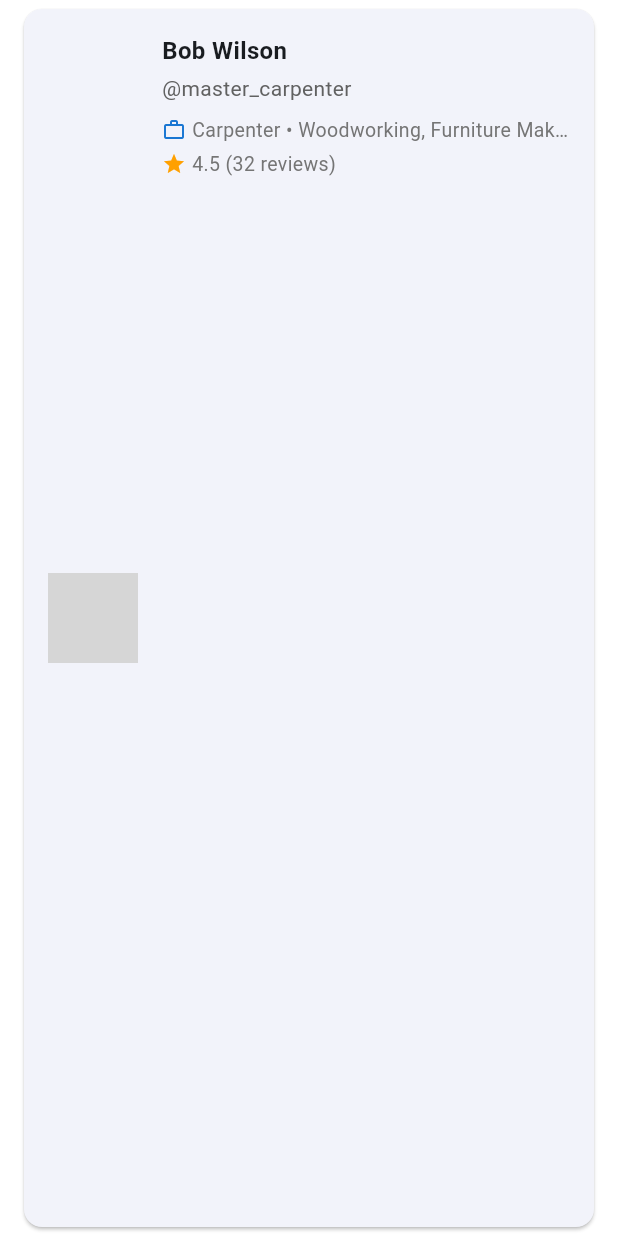
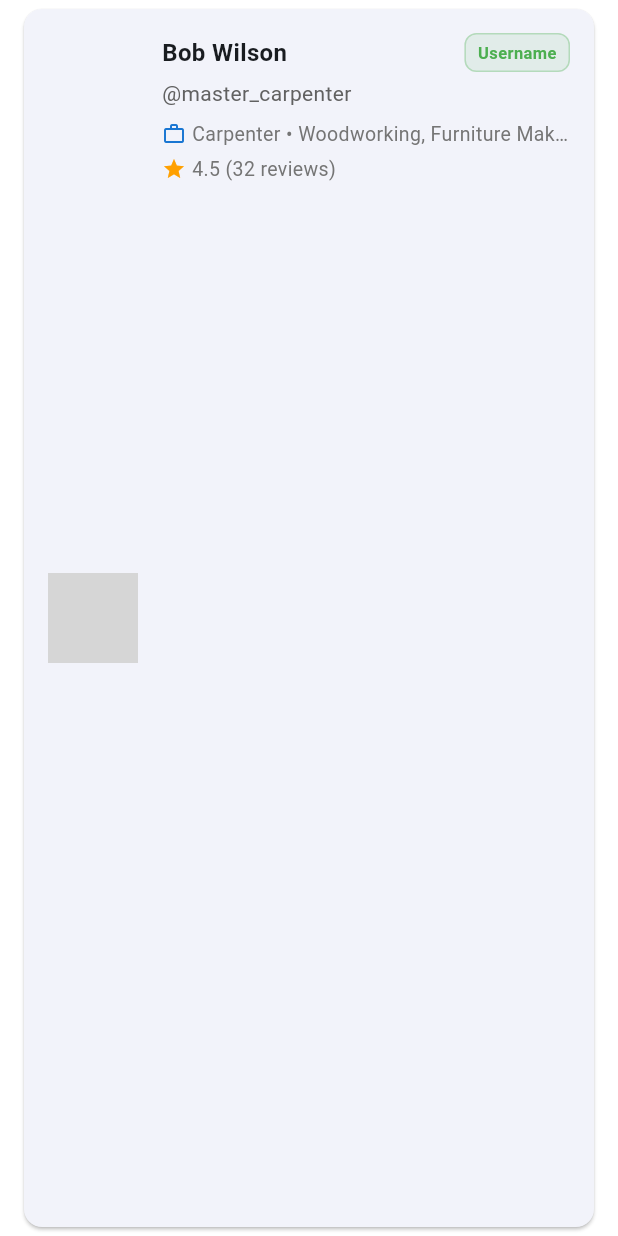
Before and after one commit to iamTadaeltadi/flutter-search, a Flutter app: the UserResultCard widget shown alone on an empty page, opened directly with empty values, on a phone screen of 412 x 824 dp. Run offline on Flutter 3.47's test engine with Material 3 defaults, Android fonts, the light colour scheme and no system bars; our stand-ins replace flutter_riverpod, lottie, shimmer; network calls fail; grey boxes are pictures that could not be loaded.

Commit message:
add bagde on mactch type

```diff
--- a/lib/widgets/user_result_card.dart
+++ b/lib/widgets/user_result_card.dart
@@ -41,13 +41,20 @@ class UserResultCard extends StatelessWidget {
                 child: Column(
                   crossAxisAlignment: CrossAxisAlignment.start,
                   children: [
-
-                    Text(
-                      user.name,
-                      style: const TextStyle(
-                        fontSize: 16,
-                        fontWeight: FontWeight.bold,
-                      ),
+                    Row(
+                      mainAxisAlignment: MainAxisAlignment.spaceBetween,
+                      children: [
+                        Expanded(
+                          child: Text(
+                            user.name,
+                            style: const TextStyle(
+                              fontSize: 16,
+                              fontWeight: FontWeight.bold,
+                            ),
+                          ),
+                        ),
+                        _MatchTypeBadge(matchType: result.matchType),
+                      ],
                     ),
                     const SizedBox(height: 4),
                     Text(
@@ -107,3 +114,55 @@ class UserResultCard extends StatelessWidget {
     );
   }
 }
+
+class _MatchTypeBadge extends StatelessWidget {
+  final MatchType matchType;
+
+  const _MatchTypeBadge({required this.matchType});
+
+  String _getLabel() {
+    switch (matchType) {
+      case MatchType.username:
+        return 'Username';
+      case MatchType.name:
+        return 'Name';
+      case MatchType.occupation:
+        return 'Occupation';
+      case MatchType.category:
+        return 'Skill';
+    }
+  }
+
+  Color _getColor() {
+    switch (matchType) {
+      case MatchType.username:
+        return Colors.green;
+      case MatchType.name:
+        return Colors.blue;
+      case MatchType.occupation:
+        return Colors.orange;
+      case MatchType.category:
+        return Colors.purple;
+    }
+  }
+
+  @override
+  Widget build(BuildContext context) {
+    return Container(
+      padding: const EdgeInsets.symmetric(horizontal: 8, vertical: 4),
+      decoration: BoxDecoration(
+        color: _getColor().withOpacity(0.1),
+        borderRadius: BorderRadius.circular(8),
+        border: Border.all(color: _getColor().withOpacity(0.3), width: 1),
+      ),
+      child: Text(
+        _getLabel(),
+        style: TextStyle(
+          fontSize: 11,
+          fontWeight: FontWeight.w600,
+          color: _getColor(),
+        ),
+      ),
+    );
+  }
+}
```
